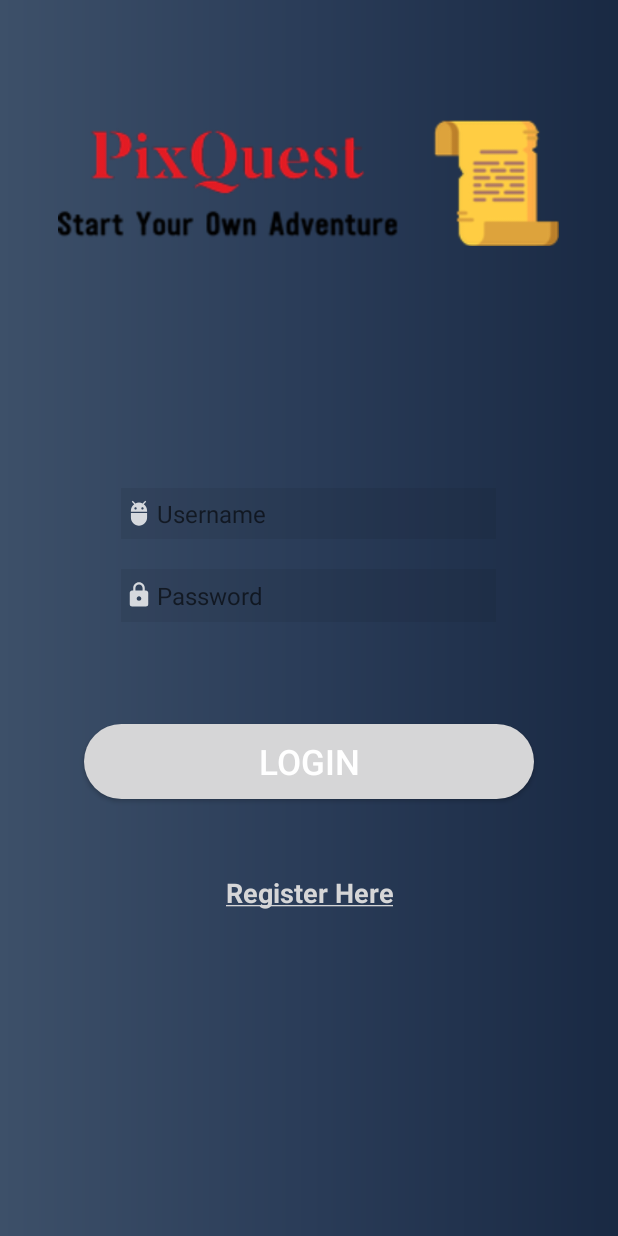
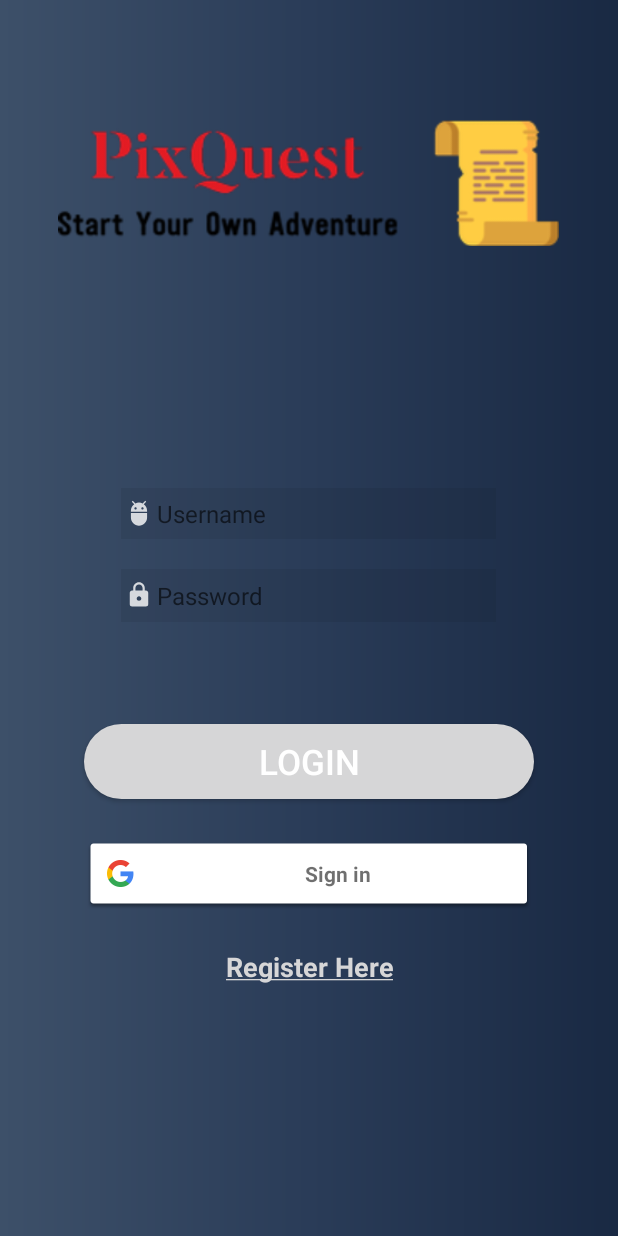
Before and after one commit to kenshin657/MOBAPDE-PIXQUEST, an Android app: the screen it shows after launch (MainActivity), on a phone screen of 412 x 824 dp. Run offline under Robolectric (Android 15) with nearby library versions, the phone set to English and light mode, and no system bars.

Commit message:
google sign in skeleton

```diff
--- a/app/build.gradle
+++ b/app/build.gradle
@@ -26,6 +26,7 @@
     implementation 'androidx.constraintlayout:constraintlayout:1.1.3'
     implementation 'com.google.firebase:firebase-database:16.0.4'
     implementation 'com.google.firebase:firebase-auth:16.0.5'
+    implementation 'com.google.android.gms:play-services-auth:17.0.0'
     testImplementation 'junit:junit:4.12'
     androidTestImplementation 'androidx.test.ext:junit:1.1.1'
     androidTestImplementation 'androidx.test.espresso:espresso-core:3.2.0'
--- a/app/src/main/AndroidManifest.xml
+++ b/app/src/main/AndroidManifest.xml
@@ -9,6 +9,7 @@
         android:roundIcon="@mipmap/ic_launcher_round"
         android:supportsRtl="true"
         android:theme="@style/AppTheme">
+        <activity android:name=".PixQuest_Main"></activity>
         <activity android:name=".MainActivity">
             <intent-filter>
                 <action android:name="android.intent.action.MAIN" />
--- a/app/src/main/java/com/example/pixquest/MainActivity.java
+++ b/app/src/main/java/com/example/pixquest/MainActivity.java
@@ -2,7 +2,11 @@
 
 import androidx.appcompat.app.AppCompatActivity;
 
+import android.content.Intent;
 import android.os.Bundle;
+
+import com.google.android.gms.auth.api.signin.GoogleSignInOptions;
+import com.google.android.gms.auth.api.signin.GoogleSignIn;
 
 public class MainActivity extends AppCompatActivity {
 
@@ -10,5 +14,12 @@
     protected void onCreate(Bundle savedInstanceState) {
         super.onCreate(savedInstanceState);
         setContentView(R.layout.activity_main);
+
+        GoogleSignInOptions gso = new GoogleSignInOptions.Builder(GoogleSignInOptions.DEFAULT_SIGN_IN)
+                .requestIdToken(getString(R.string.default_web_client_id))
+                .requestEmail()
+                .build();
     }
+
+
 }
--- a/app/src/main/res/layout/activity_main.xml
+++ b/app/src/main/res/layout/activity_main.xml
@@ -63,11 +63,19 @@
         android:textColor="#fff"
         android:textSize="23sp"/>
 
+    <com.google.android.gms.common.SignInButton
+        android:layout_width="300dp"
+        android:layout_height="wrap_content"
+        android:id="@+id/googleLogin"
+        android:layout_below="@+id/loginBtn"
+        android:layout_marginTop="25dp"
+        android:layout_centerHorizontal="true"></com.google.android.gms.common.SignInButton>
+
     <TextView
         android:layout_width="wrap_content"
         android:layout_height="wrap_content"
-        android:layout_below="@+id/loginBtn"
-        android:layout_marginTop="50dp"
+        android:layout_below="@+id/googleLogin"
+        android:layout_marginTop="25dp"
         android:text="@string/register"
         android:textColor="@color/white"
         android:textSize="18sp"
```
Also changed, not shown: app/src/main/java/com/example/pixquest/PixQuest_Main.java (added, +14 -0 lines), app/src/main/res/layout/activity_pix_quest__main.xml (added, +14 -0 lines).
